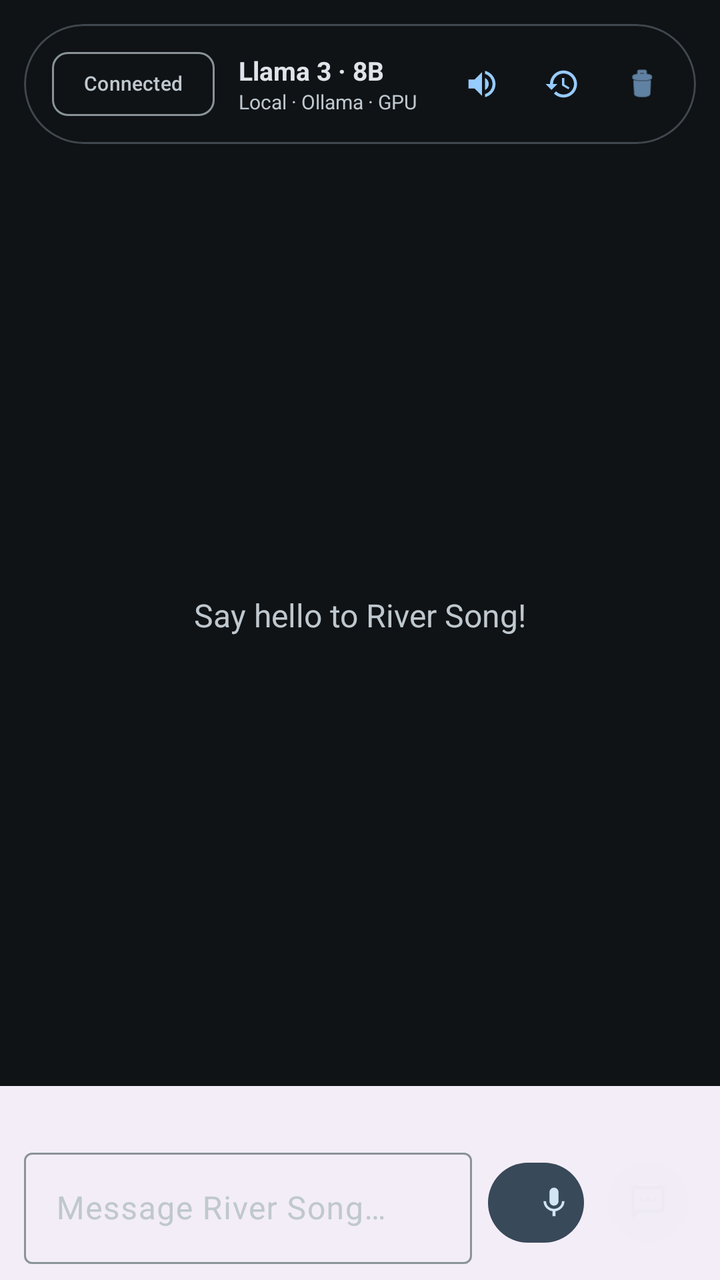
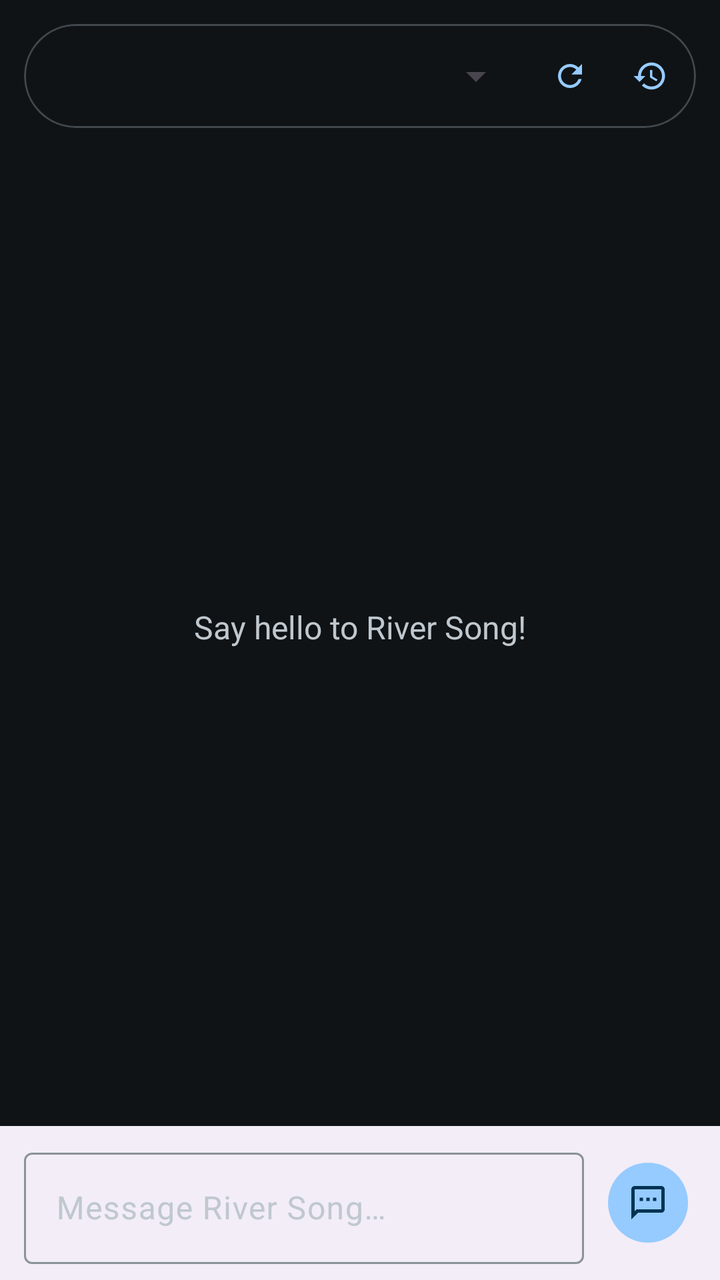

Screens rendered from an Android XML layout before and after an edit, with the pre-edit source and the edit as a unified diff.
<!-- AndroidManifest.xml: application theme Theme.RiverSong -->
<!-- res/layout/fragment_chat.xml -->
<?xml version="1.0" encoding="utf-8"?>
<androidx.constraintlayout.widget.ConstraintLayout
    xmlns:android="http://schemas.android.com/apk/res/android"
    xmlns:app="http://schemas.android.com/apk/res-auto"
    xmlns:tools="http://schemas.android.com/tools"
    android:layout_width="match_parent"
    android:layout_height="match_parent"
    android:background="?attr/colorSurface">

    
    <com.google.android.material.card.MaterialCardView
        android:id="@+id/cardModelSelector"
        android:layout_width="match_parent"
        android:layout_height="wrap_content"
        android:layout_margin="12dp"
        app:cardCornerRadius="9999dp"
        app:cardElevation="0dp"
        app:strokeWidth="1dp"
        app:strokeColor="?attr/colorOutlineVariant"
        app:layout_constraintTop_toTopOf="parent">

        <LinearLayout
            android:layout_width="match_parent"
            android:layout_height="wrap_content"
            android:gravity="center_vertical"
            android:orientation="horizontal"
            android:padding="6dp">

            <com.google.android.material.chip.Chip
                android:id="@+id/chipConnectionStatus"
                style="@style/Widget.Material3.Chip.Suggestion"
                android:layout_width="wrap_content"
                android:layout_height="wrap_content"
                android:text="Connected"
                android:textSize="10sp"
                app:chipMinHeight="32dp"
                android:layout_marginStart="8dp" />

            <LinearLayout
                android:layout_width="0dp"
                android:layout_height="wrap_content"
                android:layout_marginStart="12dp"
                android:layout_weight="1"
                android:orientation="vertical">

                <TextView
                    android:id="@+id/textViewModelName"
                    android:layout_width="wrap_content"
                    android:layout_height="wrap_content"
                    android:text="Llama 3 · 8B"
                    android:textColor="?attr/colorOnSurface"
                    android:textSize="13sp"
                    android:textStyle="bold" />

                <TextView
                    android:id="@+id/textViewModelSub"
                    android:layout_width="wrap_content"
                    android:layout_height="wrap_content"
                    android:text="Local · Ollama · GPU"
                    android:textColor="?attr/colorOnSurfaceVariant"
                    android:textSize="10sp" />
            </LinearLayout>

            <com.google.android.material.button.MaterialButton
                android:id="@+id/buttonReconnect"
                style="@style/Widget.Material3.Button.IconButton"
                android:layout_width="40dp"
                android:layout_height="40dp"
                app:icon="@drawable/ic_refresh"
                app:iconSize="18dp"
                android:visibility="gone"
                android:contentDescription="Reconnect" />

            <com.google.android.material.button.MaterialButton
                android:id="@+id/buttonTtsToggle"
                style="@style/Widget.Material3.Button.IconButton"
                android:layout_width="40dp"
                android:layout_height="40dp"
                app:icon="@drawable/ic_volume_up"
                app:iconSize="18dp"
                android:contentDescription="Toggle TTS" />

            <com.google.android.material.button.MaterialButton
                android:id="@+id/buttonHistory"
                style="@style/Widget.Material3.Button.IconButton"
                android:layout_width="40dp"
                android:layout_height="40dp"
                app:icon="@drawable/ic_history"
                app:iconSize="18dp"
                android:contentDescription="Chat History" />

            <com.google.android.material.button.MaterialButton
                android:id="@+id/buttonClearHistory"
                style="@style/Widget.Material3.Button.IconButton"
                android:layout_width="40dp"
                android:layout_height="40dp"
                app:icon="@android:drawable/ic_menu_delete"
                app:iconSize="18dp"
                android:layout_marginEnd="4dp"
                android:contentDescription="Clear" />

        </LinearLayout>
    </com.google.android.material.card.MaterialCardView>

    
    <HorizontalScrollView
        android:id="@+id/scrollViewModels"
        android:layout_width="0dp"
        android:layout_height="wrap_content"
        android:scrollbars="none"
        android:background="?attr/colorSurfaceContainer"
        app:layout_constraintBottom_toTopOf="@id/layoutStatus"
        app:layout_constraintStart_toStartOf="parent"
        app:layout_constraintEnd_toEndOf="parent">

        <com.google.android.material.chip.ChipGroup
            android:id="@+id/chipGroupModels"
            android:layout_width="wrap_content"
            android:layout_height="wrap_content"
            android:paddingHorizontal="12dp"
            android:paddingVertical="10dp"
            app:singleLine="true"
            app:singleSelection="true"
            app:selectionRequired="true" />
    </HorizontalScrollView>

    
    <TextView
        android:id="@+id/textViewStatus"
        android:layout_width="wrap_content"
        android:layout_height="wrap_content"
        android:layout_marginBottom="4dp"
        android:paddingHorizontal="16dp"
        android:textSize="13sp"
        android:textColor="?attr/colorOnSurfaceVariant"
        android:fontStyle="italic"
        android:visibility="gone"
        app:layout_constraintBottom_toTopOf="@id/layoutInput"
        app:layout_constraintStart_toStartOf="parent" />

    <androidx.recyclerview.widget.RecyclerView
        android:id="@+id/recyclerViewChat"
        android:layout_width="0dp"
        android:layout_height="0dp"
        app:layout_constraintTop_toBottomOf="@id/cardModelSelector"
        app:layout_constraintBottom_toTopOf="@id/scrollViewModels"
        app:layout_constraintStart_toStartOf="parent"
        app:layout_constraintEnd_toEndOf="parent"
        tools:listitem="@layout/item_chat_ai" />

    
    <TextView
        android:id="@+id/textViewEmpty"
        android:layout_width="wrap_content"
        android:layout_height="wrap_content"
        android:text="Say hello to River Song!"
        android:textSize="16sp"
        android:textColor="?attr/colorOnSurfaceVariant"
        android:visibility="visible"
        app:layout_constraintTop_toBottomOf="@id/cardModelSelector"
        app:layout_constraintBottom_toTopOf="@id/scrollViewModels"
        app:layout_constraintStart_toStartOf="parent"
        app:layout_constraintEnd_toEndOf="parent" />

    
    <LinearLayout
        android:id="@+id/layoutStatus"
        android:layout_width="0dp"
        android:layout_height="wrap_content"
        android:orientation="horizontal"
        app:layout_constraintBottom_toTopOf="@id/layoutInput"
        app:layout_constraintStart_toStartOf="parent"
        app:layout_constraintEnd_toEndOf="parent" />

    
    <LinearLayout
        android:id="@+id/layoutInput"
        android:layout_width="0dp"
        android:layout_height="wrap_content"
        android:orientation="horizontal"
        android:gravity="center_vertical"
        android:paddingHorizontal="12dp"
        android:paddingVertical="8dp"
        android:background="?attr/colorSurfaceContainer"
        app:layout_constraintBottom_toBottomOf="parent"
        app:layout_constraintStart_toStartOf="parent"
        app:layout_constraintEnd_toEndOf="parent">

        <com.google.android.material.textfield.TextInputLayout
            android:id="@+id/layoutMessageInput"
            style="@style/Widget.Material3.TextInputLayout.OutlinedBox"
            android:layout_width="0dp"
            android:layout_height="wrap_content"
            android:layout_weight="1"
            android:hint="Message River Song…">

            <com.google.android.material.textfield.TextInputEditText
                android:id="@+id/editTextMessage"
                android:layout_width="match_parent"
                android:layout_height="wrap_content"
                android:inputType="textMultiLine|textCapSentences"
                android:imeOptions="actionSend"
                android:maxLines="4" />
        </com.google.android.material.textfield.TextInputLayout>

        <com.google.android.material.button.MaterialButton
            android:id="@+id/buttonMic"
            style="@style/Widget.Material3.Button.TonalButton"
            android:layout_width="48dp"
            android:layout_height="48dp"
            android:layout_marginStart="8dp"
            app:icon="@drawable/ic_mic"
            android:contentDescription="Voice input" />

        <com.google.android.material.button.MaterialButton
            android:id="@+id/buttonSend"
            style="@style/Widget.Material3.Button.IconButton.Filled"
            android:layout_width="48dp"
            android:layout_height="48dp"
            android:layout_marginStart="8dp"
            android:enabled="false"
            app:icon="@drawable/ic_chat"
            android:contentDescription="Send" />

    </LinearLayout>

    
    <FrameLayout
        android:id="@+id/containerHistory"
        android:layout_width="match_parent"
        android:layout_height="match_parent"
        android:background="#80000000"
        android:visibility="gone"
        app:layout_constraintTop_toTopOf="parent"
        app:layout_constraintBottom_toBottomOf="parent"
        app:layout_constraintStart_toStartOf="parent"
        app:layout_constraintEnd_toEndOf="parent">

        <LinearLayout
            android:layout_width="300dp"
            android:layout_height="match_parent"
            android:layout_gravity="end"
            android:background="?attr/colorSurfaceContainerHighest"
            android:orientation="vertical"
            android:elevation="8dp"
            android:clickable="true"
            android:focusable="true">

            <RelativeLayout
                android:layout_width="match_parent"
                android:layout_height="wrap_content"
                android:padding="16dp">

                <TextView
                    android:layout_width="wrap_content"
                    android:layout_height="wrap_content"
                    android:text="Chat History"
                    android:textAppearance="@style/TextAppearance.Material3.TitleMedium" />

                <com.google.android.material.button.MaterialButton
                    android:id="@+id/buttonCloseHistory"
                    style="@style/Widget.Material3.Button.IconButton"
                    android:layout_width="48dp"
                    android:layout_height="48dp"
                    android:layout_alignParentEnd="true"
                    android:layout_centerVertical="true"
                    app:icon="@drawable/ic_close" />
            </RelativeLayout>

            <androidx.recyclerview.widget.RecyclerView
                android:id="@+id/recyclerViewHistory"
                android:layout_width="match_parent"
                android:layout_height="match_parent"
                android:clipToPadding="false"
                android:paddingBottom="16dp" />

        </LinearLayout>
    </FrameLayout>

</androidx.constraintlayout.widget.ConstraintLayout>
<!-- res/layout/item_chat_ai.xml (included above) -->
<?xml version="1.0" encoding="utf-8"?>
<LinearLayout
    xmlns:android="http://schemas.android.com/apk/res/android"
    xmlns:app="http://schemas.android.com/apk/res-auto"
    android:layout_width="match_parent"
    android:layout_height="wrap_content"
    android:orientation="horizontal"
    android:gravity="start"
    android:paddingHorizontal="12dp"
    android:paddingVertical="4dp"
    android:background="?attr/selectableItemBackground">

    <com.google.android.material.card.MaterialCardView
        android:layout_width="wrap_content"
        android:layout_height="wrap_content"
        app:cardCornerRadius="0dp"
        app:cardElevation="0dp"
        app:strokeWidth="0dp"
        android:background="@drawable/bg_chat_bubble_ai">

        <LinearLayout
            android:layout_width="wrap_content"
            android:layout_height="wrap_content"
            android:orientation="horizontal"
            android:gravity="center_vertical"
            android:paddingHorizontal="16dp"
            android:paddingVertical="10dp"
            android:background="@drawable/bg_chat_bubble_ai">

            <TextView
                android:id="@+id/textViewMessage"
                android:layout_width="wrap_content"
                android:layout_height="wrap_content"
                android:textColor="?attr/colorOnSurface"
                android:textAppearance="@style/TextAppearance.Material3.BodyMedium"
                android:maxWidth="260dp" />

            
            <View
                android:id="@+id/viewCursor"
                android:layout_width="2dp"
                android:layout_height="18dp"
                android:layout_marginStart="2dp"
                android:background="?attr/colorPrimary"
                android:visibility="gone" />

        </LinearLayout>

    </com.google.android.material.card.MaterialCardView>

    <TextView
        android:id="@+id/textViewMessageTime"
        android:layout_width="wrap_content"
        android:layout_height="wrap_content"
        android:layout_marginTop="2dp"
        android:layout_marginStart="4dp"
        android:textAppearance="@style/TextAppearance.Material3.LabelSmall"
        android:textColor="?attr/colorOnSurfaceVariant"
        android:text="12:00" />

</LinearLayout>
<!-- resources referenced by this layout -->
<resources>
  <!-- drawable bg_chat_bubble_ai (drawable) -->
  <?xml version="1.0" encoding="utf-8"?>
  <shape xmlns:android="http://schemas.android.com/apk/res/android">
      <solid android:color="?attr/colorSurfaceContainerHigh" />
      <corners
          android:topLeftRadius="20dp"
          android:topRightRadius="20dp"
          android:bottomLeftRadius="10dp"
          android:bottomRightRadius="20dp" />
  </shape>
  <!-- drawable ic_close (drawable) -->
  <vector xmlns:android="http://schemas.android.com/apk/res/android"
      android:width="24dp"
      android:height="24dp"
      android:viewportWidth="24"
      android:viewportHeight="24"
      android:tint="?attr/colorControlNormal">
    <path
        android:fillColor="@android:color/white"
        android:pathData="M19,6.41L17.59,5 12,10.59 6.41,5 5,6.41 10.59,12 5,17.59 6.41,19 12,13.41 17.59,19 19,17.59 13.41,12z"/>
  </vector>
  <!-- drawable ic_mic (drawable) -->
  <?xml version="1.0" encoding="utf-8"?>
  <vector xmlns:android="http://schemas.android.com/apk/res/android"
      android:width="24dp"
      android:height="24dp"
      android:viewportWidth="24"
      android:viewportHeight="24">
      <path
          android:fillColor="?attr/colorControlNormal"
          android:pathData="M12,14c1.66,0 3,-1.34 3,-3L15,5c0,-1.66 -1.34,-3 -3,-3S9,3.34 9,5l0,6c0,1.66 1.34,3 3,3zM17.3,11c0,3 -2.54,5.1 -5.3,5.1S6.7,14 6.7,11L5,11c0,3.41 2.72,6.23 6,6.72L11,21l2,0 0,-3.28c3.28,-0.49 6,-3.31 6,-6.72l-1.7,0z" />
  </vector>
  <!-- drawable ic_volume_up (drawable) -->
  <?xml version="1.0" encoding="utf-8"?>
  <vector xmlns:android="http://schemas.android.com/apk/res/android"
      android:width="24dp"
      android:height="24dp"
      android:viewportWidth="24"
      android:viewportHeight="24">
      <path
          android:fillColor="?attr/colorControlNormal"
          android:pathData="M3,9v6h4l5,5V4L7,9H3zM16.5,12c0,-1.77 -1.02,-3.29 -2.5,-4.03v8.05c1.48,-0.73 2.5,-2.25 2.5,-4.02zM14,3.23v2.06c2.89,0.86 5,3.54 5,6.71s-2.11,5.85 -5,6.71v2.06c4.01,-0.91 7,-4.49 7,-8.77s-2.99,-7.86 -7,-8.77z" />
  </vector>
  <color name="rs_blue_primary">#96CBFF</color>
  <color name="rs_blue_on_primary">#003354</color>
  <color name="rs_blue_primary_container">#004A77</color>
  <color name="rs_blue_on_primary_container">#CAE6FF</color>
  <color name="rs_blue_secondary">#B6C9D9</color>
  <color name="rs_blue_on_secondary">#213242</color>
  <color name="rs_blue_secondary_container">#384959</color>
  <color name="rs_blue_on_secondary_container">#D2E5F5</color>
  <color name="rs_blue_tertiary">#D9BBFF</color>
  <color name="rs_blue_on_tertiary">#3E1F77</color>
  <color name="rs_blue_tertiary_container">#55368F</color>
  <color name="rs_blue_on_tertiary_container">#EEDCFF</color>
  <color name="rs_blue_error">#FFB4AB</color>
  <color name="rs_blue_on_error">#690005</color>
  <color name="rs_blue_error_container">#93000A</color>
  <color name="rs_blue_on_error_container">#FFDAD6</color>
  <color name="rs_blue_background">#0F1316</color>
  <color name="rs_blue_on_surface">#DEE4E9</color>
  <color name="rs_blue_surface">#0F1316</color>
  <color name="rs_blue_surface_variant">#1B2023</color>
  <color name="rs_blue_on_surface_variant">#BFC8CE</color>
  <color name="rs_blue_outline">#899398</color>
  <color name="rs_blue_outline_variant">#40484E</color>
  <color name="rs_blue_warn">#FFB86C</color>
  <style name="ShapeAppearance.RiverSong.XS" parent="">
          <item name="cornerSize">4dp</item>
      </style>
  <style name="ShapeAppearance.RiverSong.SM" parent="">
          <item name="cornerSize">8dp</item>
      </style>
  <style name="ShapeAppearance.RiverSong.MD" parent="">
          <item name="cornerSize">12dp</item>
      </style>
  <style name="ShapeAppearance.RiverSong.LG" parent="">
          <item name="cornerSize">16dp</item>
      </style>
  <style name="ShapeAppearance.RiverSong.XL" parent="">
          <item name="cornerSize">20dp</item>
      </style>
  <!-- unchanged entries left out for length: 4 -->
</resources>

<!-- the commit's change to res/layout/fragment_chat.xml (unified diff, before → after) -->
@@ -26,59 +26,21 @@
             android:orientation="horizontal"
             android:padding="6dp">
 
-            <com.google.android.material.chip.Chip
-                android:id="@+id/chipConnectionStatus"
-                style="@style/Widget.Material3.Chip.Suggestion"
-                android:layout_width="wrap_content"
-                android:layout_height="wrap_content"
-                android:text="Connected"
-                android:textSize="10sp"
-                app:chipMinHeight="32dp"
-                android:layout_marginStart="8dp" />
-
-            <LinearLayout
+            <Spinner
+                android:id="@+id/spinnerModel"
                 android:layout_width="0dp"
                 android:layout_height="wrap_content"
-                android:layout_marginStart="12dp"
                 android:layout_weight="1"
-                android:orientation="vertical">
-
-                <TextView
-                    android:id="@+id/textViewModelName"
-                    android:layout_width="wrap_content"
-                    android:layout_height="wrap_content"
-                    android:text="Llama 3 · 8B"
-                    android:textColor="?attr/colorOnSurface"
-                    android:textSize="13sp"
-                    android:textStyle="bold" />
-
-                <TextView
-                    android:id="@+id/textViewModelSub"
-                    android:layout_width="wrap_content"
-                    android:layout_height="wrap_content"
-                    android:text="Local · Ollama · GPU"
-                    android:textColor="?attr/colorOnSurfaceVariant"
-                    android:textSize="10sp" />
-            </LinearLayout>
+                android:layout_marginStart="12dp" />
 
             <com.google.android.material.button.MaterialButton
-                android:id="@+id/buttonReconnect"
+                android:id="@+id/buttonReset"
                 style="@style/Widget.Material3.Button.IconButton"
                 android:layout_width="40dp"
                 android:layout_height="40dp"
                 app:icon="@drawable/ic_refresh"
                 app:iconSize="18dp"
-                android:visibility="gone"
-                android:contentDescription="Reconnect" />
-
-            <com.google.android.material.button.MaterialButton
-                android:id="@+id/buttonTtsToggle"
-                style="@style/Widget.Material3.Button.IconButton"
-                android:layout_width="40dp"
-                android:layout_height="40dp"
-                app:icon="@drawable/ic_volume_up"
-                app:iconSize="18dp"
-                android:contentDescription="Toggle TTS" />
+                android:contentDescription="Reset chat" />
 
             <com.google.android.material.button.MaterialButton
                 android:id="@+id/buttonHistory"
@@ -89,64 +51,48 @@
                 app:iconSize="18dp"
                 android:contentDescription="Chat History" />
 
-            <com.google.android.material.button.MaterialButton
-                android:id="@+id/buttonClearHistory"
-                style="@style/Widget.Material3.Button.IconButton"
-                android:layout_width="40dp"
-                android:layout_height="40dp"
-                app:icon="@android:drawable/ic_menu_delete"
-                app:iconSize="18dp"
-                android:layout_marginEnd="4dp"
-                android:contentDescription="Clear" />
-
         </LinearLayout>
     </com.google.android.material.card.MaterialCardView>
-
-    
-    <HorizontalScrollView
-        android:id="@+id/scrollViewModels"
-        android:layout_width="0dp"
-        android:layout_height="wrap_content"
-        android:scrollbars="none"
-        android:background="?attr/colorSurfaceContainer"
-        app:layout_constraintBottom_toTopOf="@id/layoutStatus"
-        app:layout_constraintStart_toStartOf="parent"
-        app:layout_constraintEnd_toEndOf="parent">
-
-        <com.google.android.material.chip.ChipGroup
-            android:id="@+id/chipGroupModels"
-            android:layout_width="wrap_content"
-            android:layout_height="wrap_content"
-            android:paddingHorizontal="12dp"
-            android:paddingVertical="10dp"
-            app:singleLine="true"
-            app:singleSelection="true"
-            app:selectionRequired="true" />
-    </HorizontalScrollView>
-
-    
-    <TextView
-        android:id="@+id/textViewStatus"
-        android:layout_width="wrap_content"
-        android:layout_height="wrap_content"
-        android:layout_marginBottom="4dp"
-        android:paddingHorizontal="16dp"
-        android:textSize="13sp"
-        android:textColor="?attr/colorOnSurfaceVariant"
-        android:fontStyle="italic"
-        android:visibility="gone"
-        app:layout_constraintBottom_toTopOf="@id/layoutInput"
-        app:layout_constraintStart_toStartOf="parent" />
 
     <androidx.recyclerview.widget.RecyclerView
         android:id="@+id/recyclerViewChat"
         android:layout_width="0dp"
         android:layout_height="0dp"
         app:layout_constraintTop_toBottomOf="@id/cardModelSelector"
-        app:layout_constraintBottom_toTopOf="@id/scrollViewModels"
+        app:layout_constraintBottom_toTopOf="@id/layoutStreaming"
         app:layout_constraintStart_toStartOf="parent"
         app:layout_constraintEnd_toEndOf="parent"
         tools:listitem="@layout/item_chat_ai" />
+
+    
+    <LinearLayout
+        android:id="@+id/layoutStreaming"
+        android:layout_width="match_parent"
+        android:layout_height="wrap_content"
+        android:orientation="vertical"
+        android:paddingHorizontal="16dp"
+        android:paddingBottom="8dp"
+        app:layout_constraintBottom_toTopOf="@id/layoutInput">
+
+        <TextView
+            android:id="@+id/textViewStreaming"
+            android:layout_width="match_parent"
+            android:layout_height="wrap_content"
+            android:padding="12dp"
+            android:background="@drawable/bg_chat_bubble_ai"
+            android:textColor="?attr/colorOnSurface"
+            android:textSize="14sp"
+            android:visibility="gone" />
+
+        <ProgressBar
+            android:id="@+id/progressBarThinking"
+            style="?android:attr/progressBarStyleSmall"
+            android:layout_width="wrap_content"
+            android:layout_height="wrap_content"
+            android:layout_gravity="start"
+            android:layout_marginTop="4dp"
+            android:visibility="gone" />
+    </LinearLayout>
 
     
     <TextView
@@ -158,16 +104,6 @@
         android:textColor="?attr/colorOnSurfaceVariant"
         android:visibility="visible"
         app:layout_constraintTop_toBottomOf="@id/cardModelSelector"
-        app:layout_constraintBottom_toTopOf="@id/scrollViewModels"
-        app:layout_constraintStart_toStartOf="parent"
-        app:layout_constraintEnd_toEndOf="parent" />
-
-    
-    <LinearLayout
-        android:id="@+id/layoutStatus"
-        android:layout_width="0dp"
-        android:layout_height="wrap_content"
-        android:orientation="horizontal"
         app:layout_constraintBottom_toTopOf="@id/layoutInput"
         app:layout_constraintStart_toStartOf="parent"
         app:layout_constraintEnd_toEndOf="parent" />
@@ -204,21 +140,11 @@
         </com.google.android.material.textfield.TextInputLayout>
 
         <com.google.android.material.button.MaterialButton
-            android:id="@+id/buttonMic"
-            style="@style/Widget.Material3.Button.TonalButton"
-            android:layout_width="48dp"
-            android:layout_height="48dp"
-            android:layout_marginStart="8dp"
-            app:icon="@drawable/ic_mic"
-            android:contentDescription="Voice input" />
-
-        <com.google.android.material.button.MaterialButton
             android:id="@+id/buttonSend"
             style="@style/Widget.Material3.Button.IconButton.Filled"
             android:layout_width="48dp"
             android:layout_height="48dp"
             android:layout_marginStart="8dp"
-            android:enabled="false"
             app:icon="@drawable/ic_chat"
             android:contentDescription="Send" />
 
<!-- resource entries referenced after the edit -->
@@ -20,28 +20,6 @@
     <path
         android:fillColor="@android:color/white"
         android:pathData="M19,6.41L17.59,5 12,10.59 6.41,5 5,6.41 10.59,12 5,17.59 6.41,19 12,13.41 17.59,19 19,17.59 13.41,12z"/>
-  </vector>
-  <!-- drawable ic_mic (drawable) -->
-  <?xml version="1.0" encoding="utf-8"?>
-  <vector xmlns:android="http://schemas.android.com/apk/res/android"
-      android:width="24dp"
-      android:height="24dp"
-      android:viewportWidth="24"
-      android:viewportHeight="24">
-      <path
-          android:fillColor="?attr/colorControlNormal"
-          android:pathData="M12,14c1.66,0 3,-1.34 3,-3L15,5c0,-1.66 -1.34,-3 -3,-3S9,3.34 9,5l0,6c0,1.66 1.34,3 3,3zM17.3,11c0,3 -2.54,5.1 -5.3,5.1S6.7,14 6.7,11L5,11c0,3.41 2.72,6.23 6,6.72L11,21l2,0 0,-3.28c3.28,-0.49 6,-3.31 6,-6.72l-1.7,0z" />
-  </vector>
-  <!-- drawable ic_volume_up (drawable) -->
-  <?xml version="1.0" encoding="utf-8"?>
-  <vector xmlns:android="http://schemas.android.com/apk/res/android"
-      android:width="24dp"
-      android:height="24dp"
-      android:viewportWidth="24"
-      android:viewportHeight="24">
-      <path
-          android:fillColor="?attr/colorControlNormal"
-          android:pathData="M3,9v6h4l5,5V4L7,9H3zM16.5,12c0,-1.77 -1.02,-3.29 -2.5,-4.03v8.05c1.48,-0.73 2.5,-2.25 2.5,-4.02zM14,3.23v2.06c2.89,0.86 5,3.54 5,6.71s-2.11,5.85 -5,6.71v2.06c4.01,-0.91 7,-4.49 7,-8.77s-2.99,-7.86 -7,-8.77z" />
   </vector>
   <color name="rs_blue_primary">#96CBFF</color>
   <color name="rs_blue_on_primary">#003354</color>
